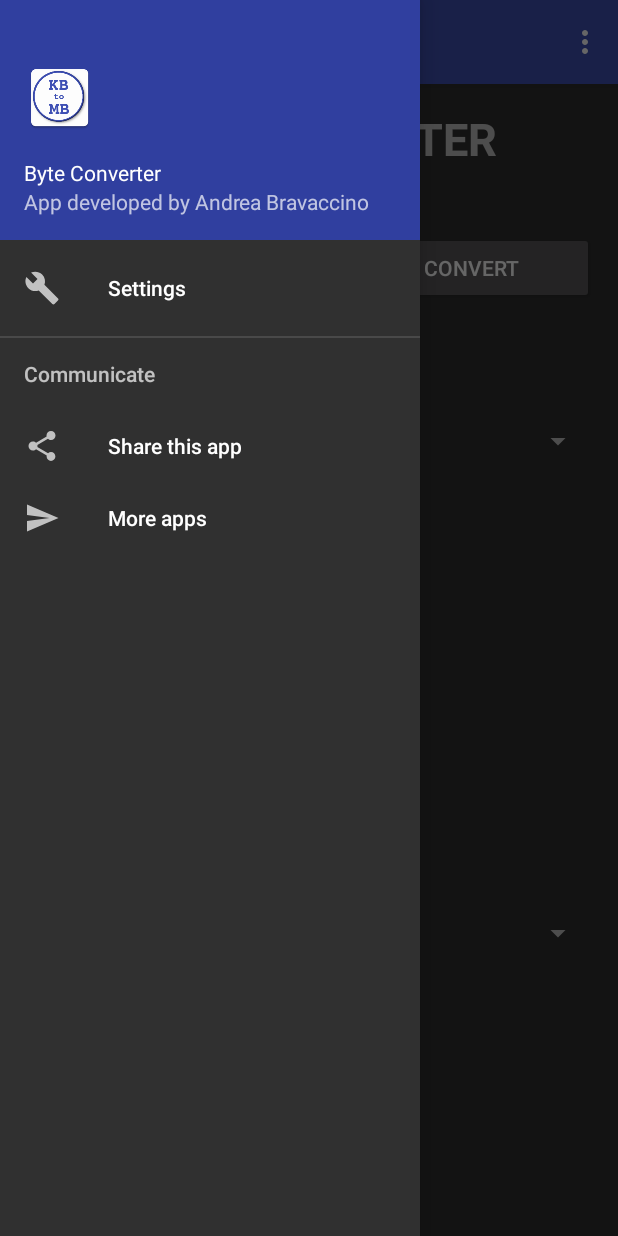
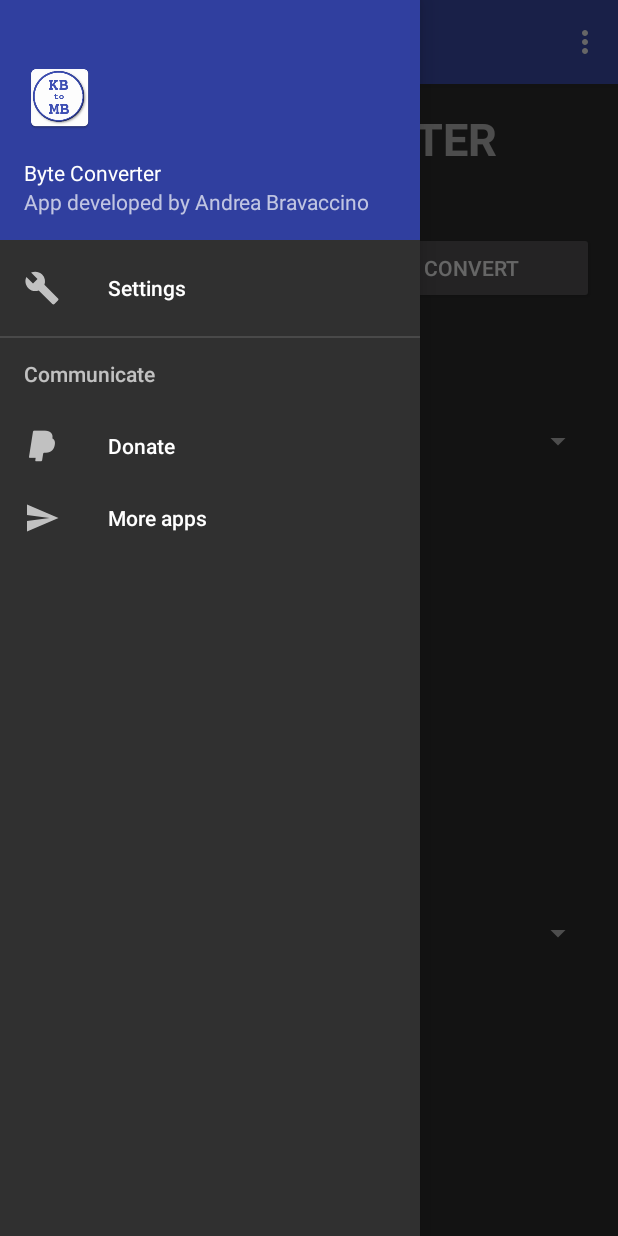
Before and after one commit to andrea9293/ByteConverter, an Android app: the screen it shows after launch (MainActivity), with the side drawer open, on a phone screen of 412 x 824 dp. Run offline under Robolectric (Android 15) with nearby library versions, the phone set to English and light mode, and no system bars; 3 statements that could not run were skipped.

Commit message:
paypal donate button inserted

```diff
--- a/app/src/main/java/com/example/andrea/byteconverter/MainActivity.java
+++ b/app/src/main/java/com/example/andrea/byteconverter/MainActivity.java
@@ -245,8 +245,9 @@
             settings.putExtra( SettingsActivity.EXTRA_SHOW_FRAGMENT, "com.example.andrea.byteconverter.SettingsActivity$GeneralPreferenceFragment" );
             settings.putExtra( SettingsActivity.EXTRA_NO_HEADERS, true );
             startActivity(settings);
-        } else if (id == R.id.nav_share) {
-
+        } else if (id == R.id.nav_donate) {
+            Intent browserIntent = new Intent(Intent.ACTION_VIEW, Uri.parse("https://www.paypal.me/AndreaBravaccino"));
+            startActivity(browserIntent);
         } else if (id == R.id.nav_send) {
 
         }
--- a/app/src/main/res/layout/activity_main.xml
+++ b/app/src/main/res/layout/activity_main.xml
@@ -23,13 +23,13 @@
         app:menu="@menu/activity_main_drawer" />
 
 
-    <android.support.design.widget.FloatingActionButton
+   <!-- <android.support.design.widget.FloatingActionButton
         android:id="@+id/fab"
         android:layout_width="wrap_content"
         android:layout_height="wrap_content"
         android:layout_gravity="bottom|end"
         android:layout_margin="@dimen/fab_margin"
         app:srcCompat="@android:drawable/ic_dialog_info"
-        app:backgroundTint="?attr/colorPrimaryDark" />
+        app:backgroundTint="?attr/colorPrimaryDark" /> -->
 
 </android.support.v4.widget.DrawerLayout>
--- a/app/src/main/res/menu/activity_main_drawer.xml
+++ b/app/src/main/res/menu/activity_main_drawer.xml
@@ -23,9 +23,9 @@
     <item android:title="Communicate">
         <menu>
             <item
-                android:id="@+id/nav_share"
-                android:icon="@drawable/ic_menu_share"
-                android:title="Share this app" />
+                android:id="@+id/nav_donate"
+                android:icon="@mipmap/paypal_icon"
+                android:title="Donate" />
             <item
                 android:id="@+id/nav_send"
                 android:icon="@drawable/ic_menu_send"
```
Also changed, not shown: app/src/main/paypal-icon-web.png (added), app/src/main/paypal_icon-web.png (added), app/src/main/res/mipmap-hdpi/paypal_icon.png (added), app/src/main/res/mipmap-mdpi/paypal_icon.png (added), app/src/main/res/mipmap-xhdpi/paypal_icon.png (added), app/src/main/res/mipmap-xxhdpi/paypal_icon.png (added), app/src/main/res/mipmap-xxxhdpi/paypal_icon.png (added), 1 other file.
